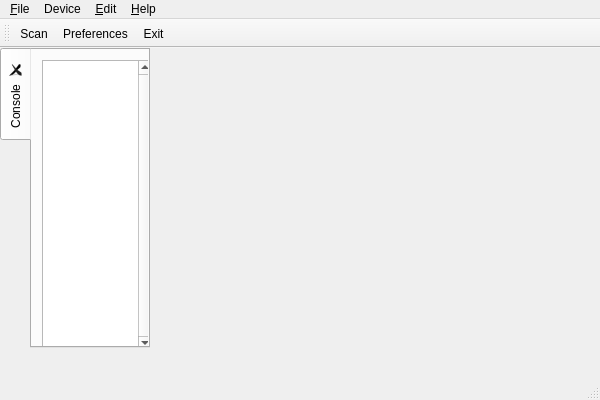
Before: the Qt Designer form gui/mainwindow.ui in esden/flosslogic, drawn with Qt 5.
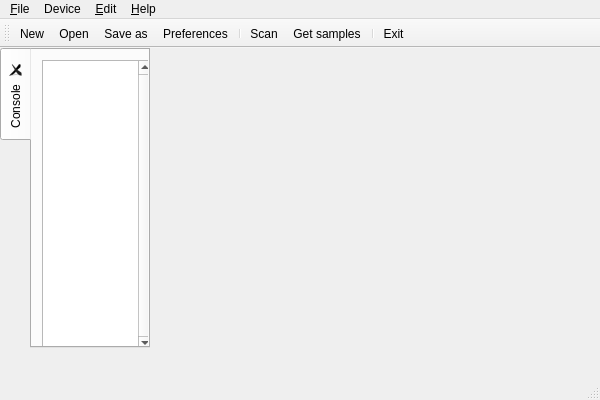
After: the same form once the commit is applied. Icons and pictures are not drawn.

Commit message: Add more menu items to the icon bar.

Diff of the .ui file:
```diff
--- a/gui/mainwindow.ui
+++ b/gui/mainwindow.ui
@@ -111,8 +111,14 @@
    <attribute name="toolBarBreak">
     <bool>false</bool>
    </attribute>
-   <addaction name="actionScan"/>
+   <addaction name="action_New"/>
+   <addaction name="action_Open"/>
+   <addaction name="action_Save_as"/>
    <addaction name="actionPreferences"/>
+   <addaction name="separator"/>
+   <addaction name="actionScan"/>
+   <addaction name="action_Get_samples"/>
+   <addaction name="separator"/>
    <addaction name="actionQuit"/>
   </widget>
   <widget class="QStatusBar" name="statusBar"/>
```
